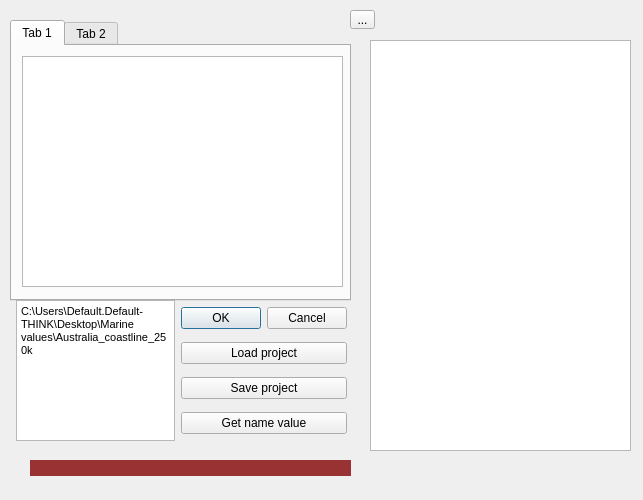
This is marine_values_dialog_base.ui in csiro-chris-m/marine_values as Qt 5 draws it before an edit. The edited form follows.
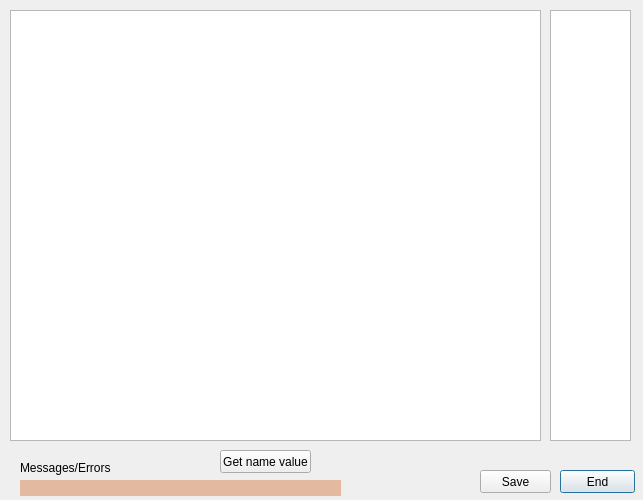
This is the edited form.

Diff of the .ui file:
```diff
--- a/marine_values_dialog_base.ui
+++ b/marine_values_dialog_base.ui
@@ -19,131 +19,122 @@
   <property name="sizeGripEnabled">
    <bool>false</bool>
   </property>
-  <widget class="QToolButton" name="test">
-   <property name="geometry">
-    <rect>
-     <x>350</x>
-     <y>10</y>
-     <width>25</width>
-     <height>19</height>
-    </rect>
-   </property>
-   <property name="text">
-    <string>...</string>
-   </property>
-  </widget>
-  <widget class="QTabWidget" name="tabWidget">
-   <property name="geometry">
-    <rect>
-     <x>10</x>
-     <y>20</y>
-     <width>341</width>
-     <height>281</height>
-    </rect>
-   </property>
-   <widget class="QWidget" name="tab">
-    <attribute name="title">
-     <string>Tab 1</string>
-    </attribute>
-    <widget class="QTableView" name="tableView">
-     <property name="geometry">
-      <rect>
-       <x>10</x>
-       <y>10</y>
-       <width>321</width>
-       <height>231</height>
-      </rect>
-     </property>
-    </widget>
-   </widget>
-   <widget class="QWidget" name="tab_2">
-    <attribute name="title">
-     <string>Tab 2</string>
-    </attribute>
-   </widget>
-  </widget>
   <widget class="QLabel" name="error">
    <property name="geometry">
     <rect>
-     <x>30</x>
-     <y>460</y>
+     <x>20</x>
+     <y>480</y>
      <width>321</width>
      <height>16</height>
     </rect>
    </property>
    <property name="styleSheet">
-    <string notr="true">QLabel {background-color: #933; }</string>
+    <string notr="true">QLabel {background-color: #e3ba9f; }</string>
    </property>
    <property name="text">
-    <string>   </string>
+    <string/>
    </property>
   </widget>
-  <widget class="QWidget" name="horizontalLayoutWidget">
+  <widget class="QTableView" name="objectInfo">
    <property name="geometry">
     <rect>
-     <x>16</x>
-     <y>300</y>
-     <width>331</width>
-     <height>141</height>
+     <x>550</x>
+     <y>10</y>
+     <width>81</width>
+     <height>431</height>
     </rect>
    </property>
-   <layout class="QHBoxLayout" name="horizontalLayout">
-    <item>
-     <widget class="QTextEdit" name="defaultPath">
-      <property name="html">
-       <string>&lt;!DOCTYPE HTML PUBLIC &quot;-//W3C//DTD HTML 4.0//EN&quot; &quot;http://www.w3.org/TR/REC-html40/strict.dtd&quot;&gt;
-&lt;html&gt;&lt;head&gt;&lt;meta name=&quot;qrichtext&quot; content=&quot;1&quot; /&gt;&lt;style type=&quot;text/css&quot;&gt;
-p, li { white-space: pre-wrap; }
-&lt;/style&gt;&lt;/head&gt;&lt;body style=&quot; font-family:'MS Shell Dlg 2'; font-size:8.25pt; font-weight:400; font-style:normal;&quot;&gt;
-&lt;p style=&quot; margin-top:0px; margin-bottom:0px; margin-left:0px; margin-right:0px; -qt-block-indent:0; text-indent:0px;&quot;&gt;C:\Users\Default.Default-THINK\Desktop\Marine values\Australia_coastline_250k&lt;/p&gt;&lt;/body&gt;&lt;/html&gt;</string>
-      </property>
-     </widget>
-    </item>
-    <item>
-     <layout class="QGridLayout" name="gridLayout">
-      <item row="0" column="0">
-       <widget class="QDialogButtonBox" name="button_box">
-        <property name="orientation">
-         <enum>Qt::Horizontal</enum>
-        </property>
-        <property name="standardButtons">
-         <set>QDialogButtonBox::Cancel|QDialogButtonBox::Ok</set>
-        </property>
-       </widget>
-      </item>
-      <item row="2" column="0">
-       <widget class="QPushButton" name="saveProject">
-        <property name="text">
-         <string>Save project</string>
-        </property>
-       </widget>
-      </item>
-      <item row="3" column="0">
-       <widget class="QPushButton" name="getNameValue">
-        <property name="text">
-         <string>Get name value</string>
-        </property>
-       </widget>
-      </item>
-      <item row="1" column="0">
-       <widget class="QPushButton" name="loadProject">
-        <property name="text">
-         <string>Load project</string>
-        </property>
-       </widget>
-      </item>
-     </layout>
-    </item>
-   </layout>
   </widget>
-  <widget class="QTableWidget" name="objectInfo">
+  <widget class="QPushButton" name="endButton">
    <property name="geometry">
     <rect>
-     <x>370</x>
-     <y>40</y>
-     <width>261</width>
-     <height>411</height>
+     <x>560</x>
+     <y>470</y>
+     <width>75</width>
+     <height>23</height>
     </rect>
+   </property>
+   <property name="text">
+    <string>End</string>
+   </property>
+   <property name="autoDefault">
+    <bool>true</bool>
+   </property>
+   <property name="default">
+    <bool>true</bool>
+   </property>
+  </widget>
+  <widget class="QTableView" name="tableView">
+   <property name="geometry">
+    <rect>
+     <x>10</x>
+     <y>10</y>
+     <width>531</width>
+     <height>431</height>
+    </rect>
+   </property>
+   <property name="sizePolicy">
+    <sizepolicy hsizetype="Fixed" vsizetype="Fixed">
+     <horstretch>0</horstretch>
+     <verstretch>0</verstretch>
+    </sizepolicy>
+   </property>
+   <property name="autoScroll">
+    <bool>false</bool>
+   </property>
+   <property name="selectionMode">
+    <enum>QAbstractItemView::SingleSelection</enum>
+   </property>
+   <property name="selectionBehavior">
+    <enum>QAbstractItemView::SelectRows</enum>
+   </property>
+   <attribute name="horizontalHeaderDefaultSectionSize">
+    <number>100</number>
+   </attribute>
+   <attribute name="verticalHeaderDefaultSectionSize">
+    <number>18</number>
+   </attribute>
+  </widget>
+  <widget class="QPushButton" name="saveProject">
+   <property name="geometry">
+    <rect>
+     <x>480</x>
+     <y>470</y>
+     <width>71</width>
+     <height>23</height>
+    </rect>
+   </property>
+   <property name="text">
+    <string>Save</string>
+   </property>
+   <property name="autoDefault">
+    <bool>false</bool>
+   </property>
+  </widget>
+  <widget class="QPushButton" name="getNameValue">
+   <property name="geometry">
+    <rect>
+     <x>220</x>
+     <y>450</y>
+     <width>91</width>
+     <height>23</height>
+    </rect>
+   </property>
+   <property name="text">
+    <string>Get name value</string>
+   </property>
+  </widget>
+  <widget class="QLabel" name="label">
+   <property name="geometry">
+    <rect>
+     <x>20</x>
+     <y>460</y>
+     <width>91</width>
+     <height>16</height>
+    </rect>
+   </property>
+   <property name="text">
+    <string>Messages/Errors:</string>
    </property>
   </widget>
  </widget>
```
Left out of the diff: 35 changed lines with no effect on the pictures.
